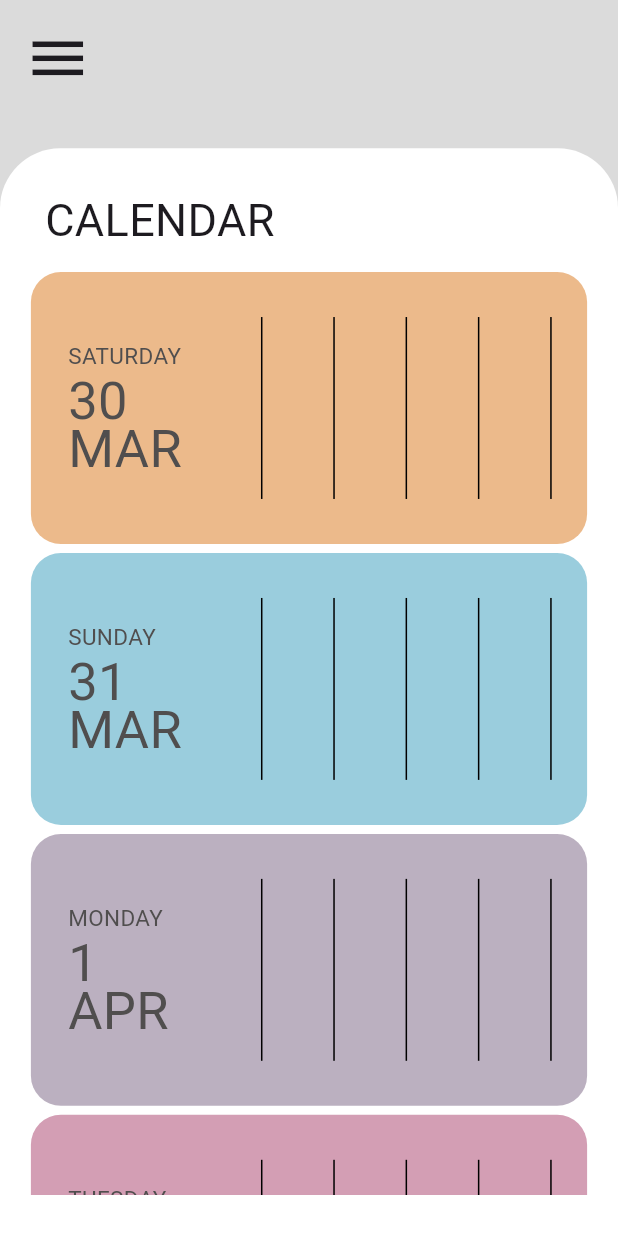
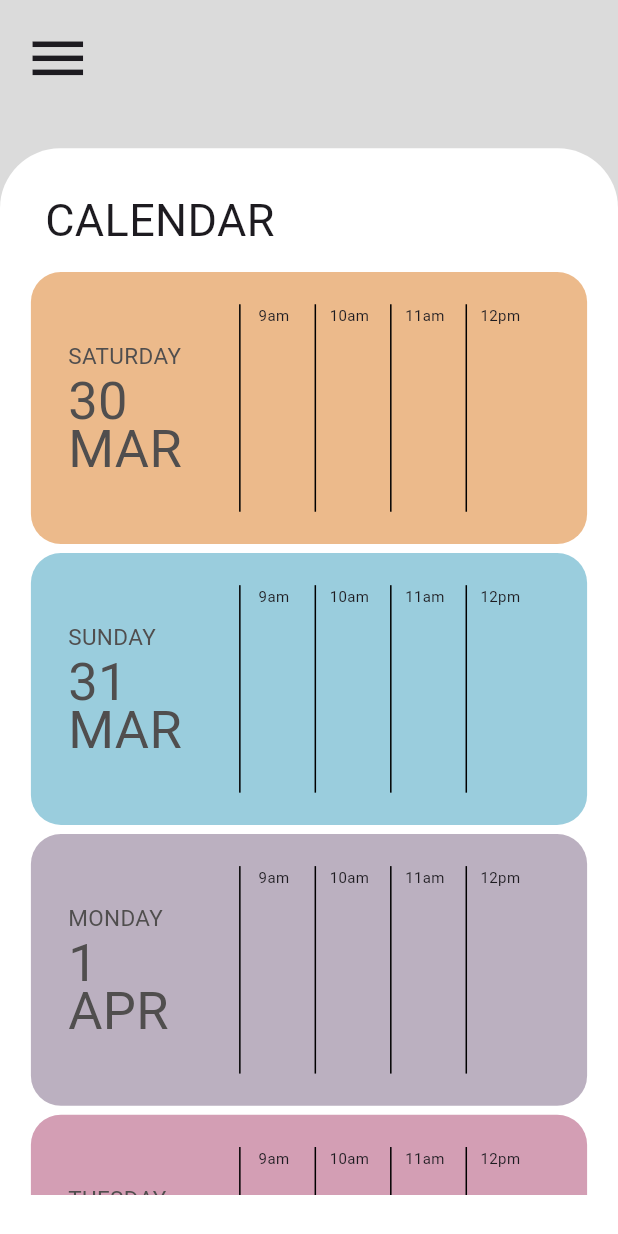
Before and after one commit to tri27pham/dissertation, a Flutter app: the screen it shows after launch, in the side drawer, after a tap on "CALENDAR", on a phone screen of 412 x 824 dp. Run offline on Flutter 3.47's test engine with Material 3 defaults, Android fonts, the phone set to English and light mode, and no system bars; our stand-ins replace flutter_advanced_switch, geocoding, shared_preferences; missing offline and left inert: dart:ffi.

Commit message:
make calendar tile widgets

```diff
--- a/task_allocation_app/lib/calendarTile.dart
+++ b/task_allocation_app/lib/calendarTile.dart
@@ -31,75 +31,85 @@ class _CalendarTileState extends State<CalendarTile> {
                   color: widget.color, // Set the color of the container
                   borderRadius: BorderRadius.all(Radius.circular(20)),
                 ),
-              child: Row(
+                child: Stack(
+                  children: [
+                    Row(
+                      mainAxisAlignment: MainAxisAlignment.center,
+                      crossAxisAlignment: CrossAxisAlignment.center,
                       children: [
                         Expanded(
-                      flex: 35,
+                            flex: 38,
                             child: Column(
                               mainAxisAlignment: MainAxisAlignment.center,
                               crossAxisAlignment: CrossAxisAlignment.start,
                               children: [
                                 Transform.translate(
-                            offset:
-                                Offset(0, 15), // Adjust the offset as needed
+                                  offset: Offset(
+                                      0, 15), // Adjust the offset as needed
                                   child: Container(
                                     padding: EdgeInsets.fromLTRB(
-                                  MediaQuery.of(context).size.width * 0.06,
+                                        MediaQuery.of(context).size.width *
+                                            0.06,
                                         0,
                                         0,
                                         0),
                                     child: Text(
                                       widget.weekday,
                                       style: TextStyle(
-                                  fontSize: 15, // Change the font size here
+                                        fontSize:
+                                            15, // Change the font size here
                                         color: Color.fromARGB(255, 80, 78,
                                             78), // Change the color of the text here
-                                  fontWeight:
-                                      FontWeight.w400, // Make the text bold
+                                        fontWeight: FontWeight
+                                            .w400, // Make the text bold
                                         // letterSpacing: -3,
                                       ),
                                     ),
                                   ),
                                 ),
                                 Transform.translate(
-                            offset:
-                                Offset(0, 10), // Adjust the offset as needed
+                                  offset: Offset(
+                                      0, 10), // Adjust the offset as needed
                                   child: Container(
                                     padding: EdgeInsets.fromLTRB(
-                                  MediaQuery.of(context).size.width * 0.06,
+                                        MediaQuery.of(context).size.width *
+                                            0.06,
                                         0,
                                         0,
                                         0),
                                     child: Text(
                                       widget.day,
                                       style: TextStyle(
-                                  fontSize: 35, // Change the font size here
+                                        fontSize:
+                                            35, // Change the font size here
                                         color: Color.fromARGB(255, 80, 78,
                                             78), // Change the color of the text here
-                                  fontWeight:
-                                      FontWeight.w400, // Make the text bold
+                                        fontWeight: FontWeight
+                                            .w400, // Make the text bold
                                         // letterSpacing: -3,
                                       ),
                                     ),
                                   ),
                                 ),
                                 Transform.translate(
-                            offset:
-                                Offset(0, -8), // Adjust the offset as needed
+                                  offset: Offset(
+                                      0, -8), // Adjust the offset as needed
                                   child: Container(
                                     padding: EdgeInsets.fromLTRB(
-                                  MediaQuery.of(context).size.width * 0.06,
+                                        MediaQuery.of(context).size.width *
+                                            0.06,
                                         0,
                                         0,
                                         0),
                                     child: Text(
                                       widget.month,
                                       style: TextStyle(
-                                  fontSize: 35, // Change the font size here
+                                        fontSize:
+                                            35, // Change the font size here
                                         color: Color.fromARGB(255, 80, 78,
                                             78), // Change the color of the text here
-                                  fontWeight:
-                                      FontWeight.w400, // Make the text bold
+                                        fontWeight: FontWeight
+                                            .w400, // Make the text bold
                                         // letterSpacing: -3,
                                       ),
                                     ),
@@ -107,48 +117,124 @@ class _CalendarTileState extends State<CalendarTile> {
                                 ),
                               ],
                             )),
-                  Expanded(
-                      flex: 65,
-                      child: Row(
-                        mainAxisAlignment: MainAxisAlignment.spaceAround,
-                        crossAxisAlignment: CrossAxisAlignment.center,
-                        children: [
-                          VerticalDivider(
-                            color: Colors.black,
-                            thickness: 1,
-                            indent: 30,
-                            endIndent: 30,
-                          ),
-                          VerticalDivider(
-                            color: Colors.black,
-                            thickness: 1,
-                            indent: 30,
-                            endIndent: 30,
-                          ),
-                          VerticalDivider(
-                            color: Colors.black,
-                            thickness: 1,
-                            indent: 30,
-                            endIndent: 30,
-                          ),
-                          VerticalDivider(
-                            color: Colors.black,
-                            thickness: 1,
-                            indent: 30,
-                            endIndent: 30,
-                          ),
-                          VerticalDivider(
-                            color: Colors.black,
-                            thickness: 1,
-                            indent: 30,
-                            endIndent: 30,
+                        Expanded(flex: 65, child: DailyTimesWidget()),
+                      ],
                     ),
                   ],
-                      ))
-                ],
-              ),
-            )),
+                ))),
       ],
     );
   }
+
+  Widget DailyTimesWidget() {
+    return Container(
+        width: 40,
+        height: MediaQuery.of(context).size.height * 0.18,
+        child: Row(
+          mainAxisAlignment: MainAxisAlignment.start,
+          crossAxisAlignment: CrossAxisAlignment.center,
+          children: [
+            Container(
+              width: 5,
+              child: Align(
+                alignment: Alignment.center,
+                child: VerticalDivider(
+                  color: Colors.black,
+                  thickness: 1,
+                  indent: 5,
+                  endIndent: 5,
+                ),
+              ),
+            ),
+            Container(
+                width: MediaQuery.of(context).size.width * 0.11,
+                padding: EdgeInsets.fromLTRB(5, 5, 10, 5),
+                child: Column(
+                  children: [
+                    Text(
+                      "9am",
+                      style: TextStyle(
+                        fontSize: 10,
+                      ),
+                    )
+                  ],
+                )),
+            Container(
+              width: 5,
+              child: Align(
+                alignment: Alignment.center,
+                child: VerticalDivider(
+                  color: Colors.black,
+                  thickness: 1,
+                  indent: 5,
+                  endIndent: 5,
+                ),
+              ),
+            ),
+            Container(
+                width: MediaQuery.of(context).size.width * 0.11,
+                padding: EdgeInsets.fromLTRB(5, 5, 10, 5),
+                child: Column(
+                  children: [
+                    Text(
+                      "10am",
+                      style: TextStyle(
+                        fontSize: 10,
+                      ),
+                    )
+                  ],
+                )),
+            Container(
+              width: 5,
+              child: Align(
+                alignment: Alignment.center,
+                child: VerticalDivider(
+                  color: Colors.black,
+                  thickness: 1,
+                  indent: 5,
+                  endIndent: 5,
+                ),
+              ),
+            ),
+            Container(
+                width: MediaQuery.of(context).size.width * 0.11,
+                padding: EdgeInsets.fromLTRB(5, 5, 10, 5),
+                child: Column(
+                  children: [
+                    Text(
+                      "11am",
+                      style: TextStyle(
+                        fontSize: 10,
+                      ),
+                    )
+                  ],
+                )),
+            Container(
+              width: 5,
+              child: Align(
+                alignment: Alignment.center,
+                child: VerticalDivider(
+                  color: Colors.black,
+                  thickness: 1,
+                  indent: 5,
+                  endIndent: 5,
+                ),
+              ),
+            ),
+            Container(
+                width: MediaQuery.of(context).size.width * 0.11,
+                padding: EdgeInsets.fromLTRB(5, 5, 10, 5),
+                child: Column(
+                  children: [
+                    Text(
+                      "12pm",
+                      style: TextStyle(
+                        fontSize: 10,
+                      ),
+                    )
+                  ],
+                )),
+          ],
+        ));
   }
+}
```
Lines whose indentation alone changed are shown as unchanged.
